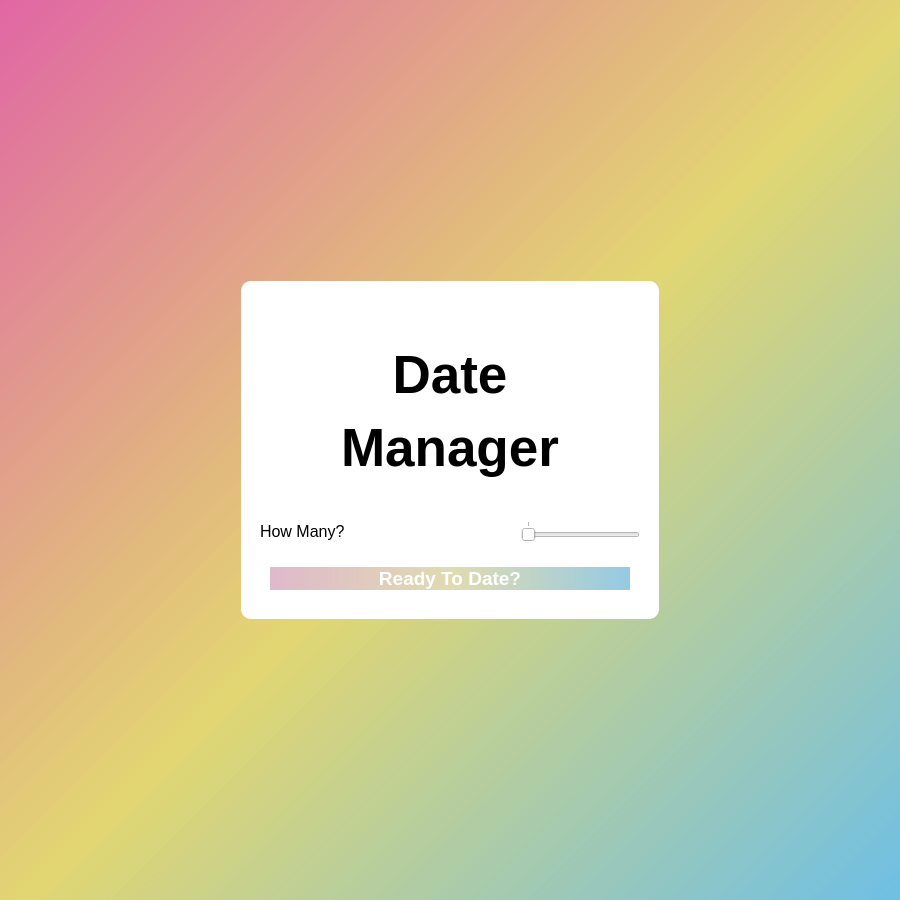
The window that forTesting.ui (player62/Date-Manger) describes before a commit, drawn with Qt 5.
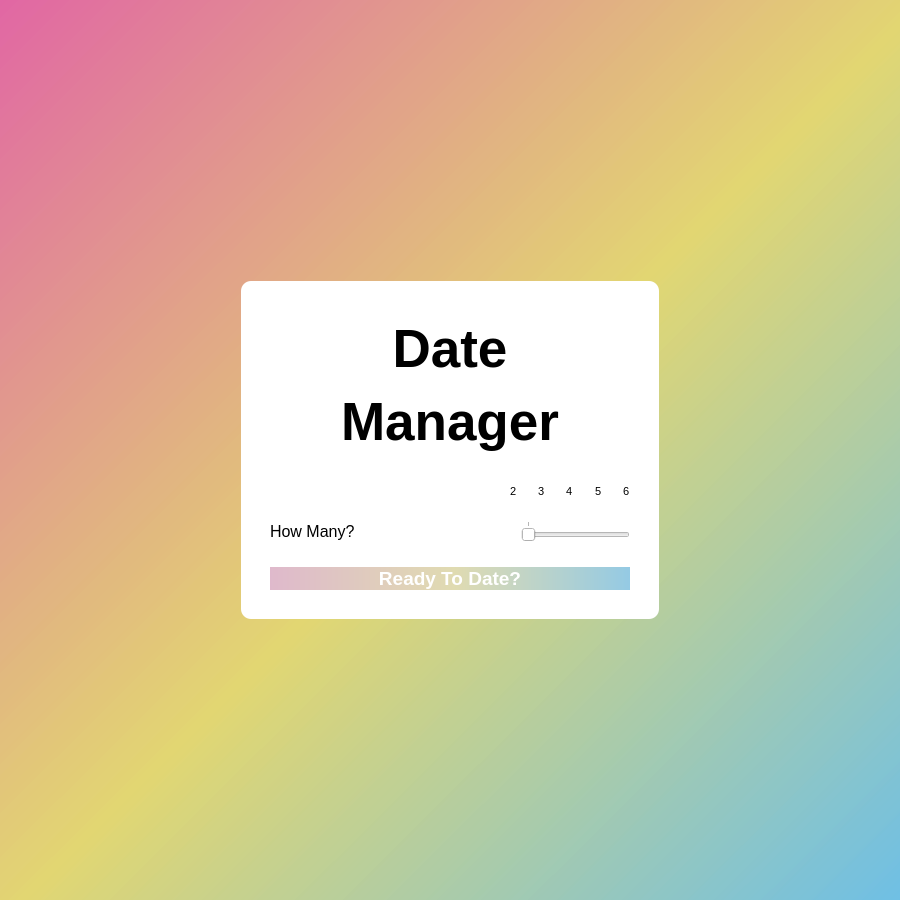
The same window after the commit.

Commit message: Slider Value

What changed in the file:
```diff
--- a/forTesting.ui
+++ b/forTesting.ui
@@ -46,7 +46,7 @@
        </property>
        <layout class="QGridLayout" name="gridLayout_3">
         <item row="1" column="0">
-         <layout class="QVBoxLayout" name="verticalLayout" stretch="0,5,0,5">
+         <layout class="QVBoxLayout" name="verticalLayout" stretch="0,0,5,0,5">
           <item>
            <widget class="QWidget" name="widget" native="true">
             <layout class="QGridLayout" name="gridLayout_4">
@@ -68,6 +68,154 @@
             </layout>
            </widget>
           </item>
+          <item>
+           <layout class="QHBoxLayout" name="horizontalLayout">
+            <item>
+             <spacer name="horizontalSpacer_6">
+              <property name="orientation">
+               <enum>Qt::Horizontal</enum>
+              </property>
+              <property name="sizeType">
+               <enum>QSizePolicy::Fixed</enum>
+              </property>
+              <property name="sizeHint" stdset="0">
+               <size>
+                <width>260</width>
+                <height>20</height>
+               </size>
+              </property>
+             </spacer>
+            </item>
+            <item>
+             <widget class="QLabel" name="label">
+              <property name="styleSheet">
+               <string notr="true">font-family : 'Dosis';
+
+font-size : 8pt;</string>
+              </property>
+              <property name="text">
+               <string>2</string>
+              </property>
+             </widget>
+            </item>
+            <item>
+             <spacer name="horizontalSpacer_12">
+              <property name="orientation">
+               <enum>Qt::Horizontal</enum>
+              </property>
+              <property name="sizeHint" stdset="0">
+               <size>
+                <width>40</width>
+                <height>20</height>
+               </size>
+              </property>
+             </spacer>
+            </item>
+            <item>
+             <widget class="QLabel" name="label_2">
+              <property name="styleSheet">
+               <string notr="true">font-family : 'Dosis';
+
+font-size : 8pt;</string>
+              </property>
+              <property name="text">
+               <string>3</string>
+              </property>
+             </widget>
+            </item>
+            <item>
+             <spacer name="horizontalSpacer_8">
+              <property name="orientation">
+               <enum>Qt::Horizontal</enum>
+              </property>
+              <property name="sizeHint" stdset="0">
+               <size>
+                <width>40</width>
+                <height>20</height>
+               </size>
+              </property>
+             </spacer>
+            </item>
+            <item>
+             <widget class="QLabel" name="label_3">
+              <property name="styleSheet">
+               <string notr="true">font-family : 'Dosis';
+
+font-size : 8pt;</string>
+              </property>
+              <property name="text">
+               <string>4</string>
+              </property>
+             </widget>
+            </item>
+            <item>
+             <spacer name="horizontalSpacer_9">
+              <property name="orientation">
+               <enum>Qt::Horizontal</enum>
+              </property>
+              <property name="sizeHint" stdset="0">
+               <size>
+                <width>40</width>
+                <height>20</height>
+               </size>
+              </property>
+             </spacer>
+            </item>
+            <item>
+             <widget class="QLabel" name="label_4">
+              <property name="styleSheet">
+               <string notr="true">font-family : 'Dosis';
+
+font-size : 8pt;</string>
+              </property>
+              <property name="text">
+               <string>5</string>
+              </property>
+             </widget>
+            </item>
+            <item>
+             <spacer name="horizontalSpacer_10">
+              <property name="orientation">
+               <enum>Qt::Horizontal</enum>
+              </property>
+              <property name="sizeHint" stdset="0">
+               <size>
+                <width>40</width>
+                <height>20</height>
+               </size>
+              </property>
+             </spacer>
+            </item>
+            <item>
+             <widget class="QLabel" name="label_5">
+              <property name="styleSheet">
+               <string notr="true">font-family : 'Dosis';
+
+font-size : 8pt;</string>
+              </property>
+              <property name="text">
+               <string>6</string>
+              </property>
+             </widget>
+            </item>
+            <item>
+             <spacer name="horizontalSpacer_11">
+              <property name="orientation">
+               <enum>Qt::Horizontal</enum>
+              </property>
+              <property name="sizeType">
+               <enum>QSizePolicy::Fixed</enum>
+              </property>
+              <property name="sizeHint" stdset="0">
+               <size>
+                <width>20</width>
+                <height>20</height>
+               </size>
+              </property>
+             </spacer>
+            </item>
+           </layout>
+          </item>
           <item>
            <layout class="QHBoxLayout" name="horizontalLayout_6">
             <item>
@@ -80,7 +228,7 @@
               </property>
               <property name="sizeHint" stdset="0">
                <size>
-                <width>10</width>
+                <width>20</width>
                 <height>20</height>
                </size>
               </property>
@@ -104,11 +252,11 @@
                <enum>Qt::Horizontal</enum>
               </property>
               <property name="sizeType">
-               <enum>QSizePolicy::Minimum</enum>
+               <enum>QSizePolicy::Fixed</enum>
               </property>
               <property name="sizeHint" stdset="0">
                <size>
-                <width>170</width>
+                <width>160</width>
                 <height>20</height>
                </size>
               </property>
@@ -140,7 +288,7 @@
               </property>
               <property name="sizeHint" stdset="0">
                <size>
-                <width>10</width>
+                <width>20</width>
                 <height>20</height>
                </size>
               </property>
```
